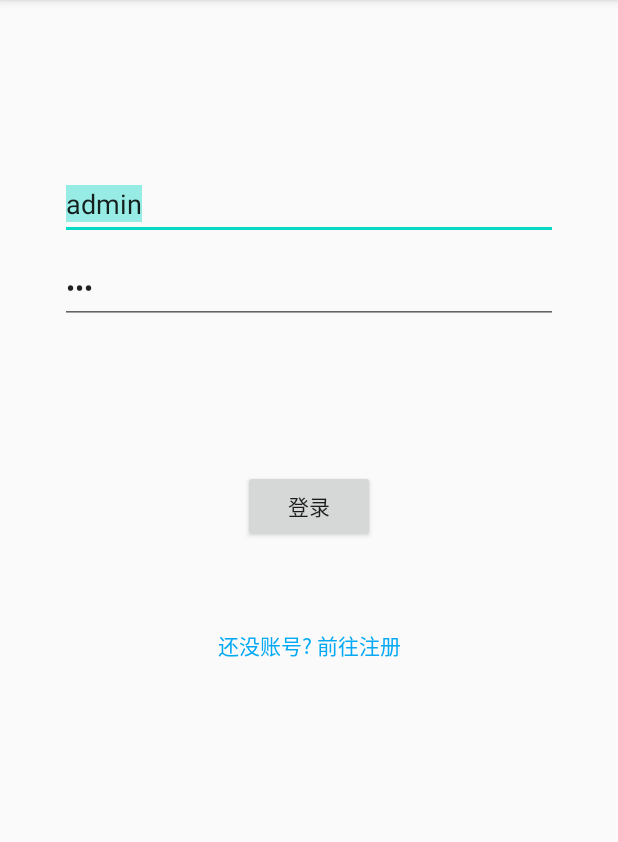
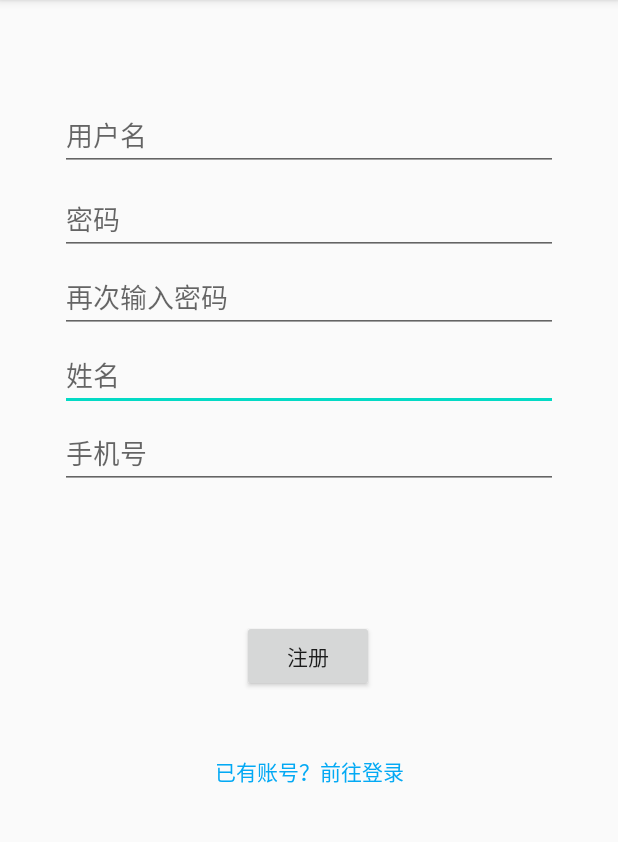
Before and after one commit to hicjcn/homework, an Android app: the LoginActivity screen opened directly, with no data from a screen before it, after a tap on "还没账号? 前往注册", on a phone screen of 412 x 824 dp, the part 84-926 px from its top. Run offline under Robolectric (Android 15) with nearby library versions, the phone set to English and light mode, and no system bars.

Commit message:
feat: 注册

```diff
--- a/app/src/main/AndroidManifest.xml
+++ b/app/src/main/AndroidManifest.xml
@@ -18,6 +18,7 @@
             </intent-filter>
         </activity>
         <activity android:name=".ui.LoginActivity"></activity>
+        <activity android:name=".ui.RegisterActivity"></activity>
     </application>
 
 </manifest>
--- a/app/src/main/java/com/example/demo/data/UserService.java
+++ b/app/src/main/java/com/example/demo/data/UserService.java
@@ -1,6 +1,6 @@
 package com.example.demo.data;
 
-import com.example.demo.data.callback.LoginCallback;
+import com.example.demo.data.callback.LoginAndRegisterCallback;
 import com.example.demo.model.AppContext;
 import com.example.demo.model.User;
 import com.example.demo.util.MysqlUtil;
@@ -8,10 +8,11 @@ import com.example.demo.util.MysqlUtil;
 import java.sql.Connection;
 import java.sql.PreparedStatement;
 import java.sql.ResultSet;
+import java.sql.SQLException;
 
 public class UserService {
 
-    public static void login(String usernameStr, String pwdStr, LoginCallback loginCallback) throws Exception {
+    public static void login(String usernameStr, String pwdStr, LoginAndRegisterCallback loginAndRegisterCallback) throws Exception {
 
         MysqlUtil.Connect();
         Connection connection = MysqlUtil.getConn();
@@ -24,7 +25,6 @@ public class UserService {
         if(resultSet.next()){
             System.out.println("执行sql语句成功");
         }else {
-            resultSet = null;
             System.out.println("没有查询到任何数据，请检查数据库");
         }
 
@@ -36,13 +36,42 @@ public class UserService {
             AppContext.curUser.name = resultSet.getString("name");
             AppContext.curUser.phone = resultSet.getString("phone");
 
-            loginCallback.loginSuccess(true);
+            loginAndRegisterCallback.success(true);
         } else {
-            loginCallback.loginSuccess(false);
+            loginAndRegisterCallback.success(false);
         }
 
         // 关闭资源
-        resultSet.close();
+        preparedStatement.close();
+    }
+
+    public static void register(String usernameStr, String pwdStr, String nameStr, String phoneStr, LoginAndRegisterCallback loginAndRegisterCallback) throws Exception {
+
+        MysqlUtil.Connect();
+        Connection connection = MysqlUtil.getConn();
+
+        // 使用PreparedStatement防止SQL注入
+        PreparedStatement preparedStatement = connection.prepareStatement("insert into user values(?,?,?,?)");
+        preparedStatement.setString(1, usernameStr);
+        preparedStatement.setString(2, pwdStr);
+        preparedStatement.setString(3, nameStr);
+        preparedStatement.setString(4, phoneStr);
+
+        try {
+            int i = preparedStatement.executeUpdate();
+            if(i > 0){
+                System.out.println("执行sql语句成功");
+                loginAndRegisterCallback.success(true);
+            }else {
+                loginAndRegisterCallback.success(false);
+                System.out.println("用户名密码重复");
+            }
+        }catch (SQLException e) {
+            e.printStackTrace();
+            loginAndRegisterCallback.success(false);
+        }
+
+        // 关闭资源
         preparedStatement.close();
     }
 }
--- /dev/null
+++ b/app/src/main/java/com/example/demo/data/callback/LoginAndRegisterCallback.java
@@ -0,0 +1,5 @@
+package com.example.demo.data.callback;
+
+public interface LoginAndRegisterCallback {
+    void success(boolean isSuccess);
+}
--- a/app/src/main/java/com/example/demo/data/callback/LoginCallback.java
+++ /dev/null
@@ -1,5 +0,0 @@
-package com.example.demo.data.callback;
-
-public interface LoginCallback {
-    void loginSuccess(boolean isSuccess);
-}
--- a/app/src/main/java/com/example/demo/ui/LoginActivity.java
+++ b/app/src/main/java/com/example/demo/ui/LoginActivity.java
@@ -1,5 +1,6 @@
 package com.example.demo.ui;
 
+import android.content.Intent;
 import android.os.Bundle;
 import android.view.View;
 import android.widget.Button;
@@ -11,7 +12,6 @@ import androidx.appcompat.app.AppCompatActivity;
 
 import com.example.demo.R;
 import com.example.demo.data.UserService;
-import com.example.demo.data.callback.LoginCallback;
 import com.example.demo.model.AppContext;
 
 import org.apache.commons.lang3.StringUtils;
@@ -62,7 +62,9 @@ public class LoginActivity extends AppCompatActivity {
                             });
                         } catch (Exception e) {
                             e.printStackTrace();
-                            Toast.makeText(LoginActivity.this, R.string.db_error, 3).show();
+                            runOnUiThread(() -> {
+                                Toast.makeText(LoginActivity.this, R.string.db_error, 3).show();
+                            });
                         }
                     }
                 });
@@ -71,7 +73,9 @@ public class LoginActivity extends AppCompatActivity {
         toReg.setOnClickListener(new View.OnClickListener() {
             @Override
             public void onClick(View view) {
-
+                // 切到登录界面
+                Intent intent = new Intent(LoginActivity.this, RegisterActivity.class);
+                startActivity(intent);
             }
         });
     }
--- /dev/null
+++ b/app/src/main/java/com/example/demo/ui/RegisterActivity.java
@@ -0,0 +1,97 @@
+package com.example.demo.ui;
+
+import android.content.Intent;
+import android.os.Bundle;
+import android.view.View;
+import android.widget.Button;
+import android.widget.TextView;
+import android.widget.Toast;
+
+import androidx.annotation.Nullable;
+import androidx.appcompat.app.AppCompatActivity;
+
+import com.example.demo.R;
+import com.example.demo.data.UserService;
+import com.example.demo.model.AppContext;
+
+import org.apache.commons.lang3.StringUtils;
+
+public class RegisterActivity extends AppCompatActivity {
+
+    private TextView username;
+    private TextView password;
+    private TextView password2;
+    private TextView name;
+    private TextView phone;
+    private Button reg;
+    private TextView toLogin;
+
+    @Override
+    protected void onCreate(@Nullable Bundle savedInstanceState) {
+        super.onCreate(savedInstanceState);
+        setContentView(R.layout.activity_reg);
+        // 新建的Activity添加到列表以便退出时关闭
+        MainActivity.activityList.add(this);
+
+        // 绑定视图
+        username = findViewById(R.id.regUsername);
+        password = findViewById(R.id.regPassword);
+        password2 = findViewById(R.id.regPassword2);
+        name = findViewById(R.id.regName);
+        phone = findViewById(R.id.regPhone);
+        reg = findViewById(R.id.regReg);
+        toLogin = findViewById(R.id.regToLogin);
+
+        // 监听事件
+        reg.setOnClickListener(new View.OnClickListener() {
+            @Override
+            public void onClick(View view) {
+                String usernameStr = String.valueOf(username.getText());
+                String pwdStr = String.valueOf(password.getText());
+                String pwd2Str = String.valueOf(password2.getText());
+                String nameStr = String.valueOf(name.getText());
+                String phoneStr = String.valueOf(phone.getText());
+                if (StringUtils.isAllEmpty(usernameStr, pwdStr, phoneStr, nameStr, pwd2Str)) {
+                    Toast.makeText(RegisterActivity.this, R.string.hint_input_complete, 3).show();
+                    return;
+                }
+                if (!pwdStr.equals(pwd2Str)) {
+                    Toast.makeText(RegisterActivity.this, R.string.hint_input_twice_diff, 3).show();
+                    return;
+                }
+                AppContext.executor.execute(new Runnable() {
+                    @Override
+                    public void run() {
+                        try {
+                            UserService.register(usernameStr, pwdStr, nameStr, phoneStr, isSuccess -> {
+                                runOnUiThread(() -> {
+                                    if (isSuccess) {
+                                        // 切到登录界面
+                                        Toast.makeText(RegisterActivity.this, R.string.reg_success, 3).show();
+                                        Intent intent = new Intent(RegisterActivity.this, LoginActivity.class);
+                                        startActivity(intent);
+                                        return;
+                                    }
+                                    Toast.makeText(RegisterActivity.this, R.string.reg_username_exist, 3).show();
+                                });
+                            });
+                        } catch (Exception e) {
+                            e.printStackTrace();
+                            runOnUiThread(() -> {
+                                Toast.makeText(RegisterActivity.this, R.string.db_error, 3).show();
+                            });
+                        }
+                    }
+                });
+            }
+        });
+        toLogin.setOnClickListener(new View.OnClickListener() {
+            @Override
+            public void onClick(View view) {
+                // 切到登录界面
+                Intent intent = new Intent(RegisterActivity.this, LoginActivity.class);
+                startActivity(intent);
+            }
+        });
+    }
+}
--- /dev/null
+++ b/app/src/main/res/layout/activity_reg.xml
@@ -0,0 +1,139 @@
+<?xml version="1.0" encoding="utf-8"?>
+<androidx.constraintlayout.widget.ConstraintLayout xmlns:android="http://schemas.android.com/apk/res/android"
+    xmlns:app="http://schemas.android.com/apk/res-auto"
+    xmlns:tools="http://schemas.android.com/tools"
+    android:id="@+id/container"
+    android:layout_width="match_parent"
+    android:layout_height="match_parent"
+    android:paddingLeft="@dimen/activity_horizontal_margin"
+    android:paddingTop="@dimen/activity_vertical_margin"
+    android:paddingRight="@dimen/activity_horizontal_margin"
+    android:paddingBottom="@dimen/activity_vertical_margin"
+    tools:context=".ui.LoginActivity">
+
+    <EditText
+        android:id="@+id/regName"
+        android:layout_width="0dp"
+        android:layout_height="wrap_content"
+        android:layout_marginStart="24dp"
+        android:layout_marginTop="112dp"
+        android:layout_marginEnd="24dp"
+        android:hint="@string/reg_name"
+        android:imeActionLabel="@string/action_sign_in_short"
+        android:imeOptions="actionDone"
+        android:inputType="text"
+        android:selectAllOnFocus="true"
+        app:layout_constraintEnd_toEndOf="parent"
+        app:layout_constraintStart_toStartOf="parent"
+        app:layout_constraintTop_toBottomOf="@+id/regUsername" />
+
+    <EditText
+        android:id="@+id/regPhone"
+        android:layout_width="0dp"
+        android:layout_height="wrap_content"
+        android:layout_marginStart="24dp"
+        android:layout_marginTop="164dp"
+        android:layout_marginEnd="24dp"
+        android:hint="@string/reg_phone"
+        android:imeActionLabel="@string/action_sign_in_short"
+        android:imeOptions="actionDone"
+        android:inputType="phone"
+        android:selectAllOnFocus="true"
+        app:layout_constraintEnd_toEndOf="parent"
+        app:layout_constraintStart_toStartOf="parent"
+        app:layout_constraintTop_toBottomOf="@+id/regUsername" />
+
+    <EditText
+        android:id="@+id/regPassword2"
+        android:layout_width="0dp"
+        android:layout_height="wrap_content"
+        android:layout_marginStart="24dp"
+        android:layout_marginTop="60dp"
+        android:layout_marginEnd="24dp"
+        android:hint="@string/reg_again_pwd"
+        android:imeActionLabel="@string/action_sign_in_short"
+        android:imeOptions="actionDone"
+        android:inputType="textPassword"
+        android:selectAllOnFocus="true"
+        app:layout_constraintEnd_toEndOf="parent"
+        app:layout_constraintStart_toStartOf="parent"
+        app:layout_constraintTop_toBottomOf="@+id/regUsername" />
+
+    <EditText
+        android:id="@+id/regUsername"
+        android:layout_width="0dp"
+        android:layout_height="wrap_content"
+        android:layout_marginStart="24dp"
+        android:layout_marginTop="50dp"
+        android:layout_marginEnd="24dp"
+        android:hint="@string/prompt_email"
+        android:inputType="text"
+        android:selectAllOnFocus="true"
+        app:layout_constraintEnd_toEndOf="parent"
+        app:layout_constraintStart_toStartOf="parent"
+        app:layout_constraintTop_toTopOf="parent" />
+
+    <EditText
+        android:id="@+id/regPassword"
+        android:layout_width="0dp"
+        android:layout_height="wrap_content"
+        android:layout_marginStart="24dp"
+        android:layout_marginTop="8dp"
+        android:layout_marginEnd="24dp"
+        android:hint="@string/prompt_password"
+        android:imeActionLabel="@string/action_sign_in_short"
+        android:imeOptions="actionDone"
+        android:inputType="textPassword"
+        android:selectAllOnFocus="true"
+        app:layout_constraintEnd_toEndOf="parent"
+        app:layout_constraintStart_toStartOf="parent"
+        app:layout_constraintTop_toBottomOf="@+id/regUsername" />
+
+    <Button
+        android:id="@+id/regReg"
+        android:layout_width="wrap_content"
+        android:layout_height="wrap_content"
+        android:layout_gravity="start"
+        android:layout_marginStart="48dp"
+        android:layout_marginTop="16dp"
+        android:layout_marginEnd="48dp"
+        android:layout_marginBottom="64dp"
+        android:enabled="true"
+        android:text="@string/reg_reg"
+        app:layout_constraintBottom_toBottomOf="parent"
+        app:layout_constraintEnd_toEndOf="parent"
+        app:layout_constraintHorizontal_bias="0.497"
+        app:layout_constraintStart_toStartOf="parent"
+        app:layout_constraintTop_toBottomOf="@+id/regPassword"
+        app:layout_constraintVertical_bias="0.501" />
+
+    <ProgressBar
+        android:id="@+id/loading"
+        android:layout_width="wrap_content"
+        android:layout_height="wrap_content"
+        android:layout_gravity="center"
+        android:layout_marginStart="32dp"
+        android:layout_marginTop="64dp"
+        android:layout_marginEnd="32dp"
+        android:layout_marginBottom="64dp"
+        android:visibility="gone"
+        app:layout_constraintBottom_toBottomOf="parent"
+        app:layout_constraintEnd_toEndOf="@+id/regPassword"
+        app:layout_constraintStart_toStartOf="@+id/regPassword"
+        app:layout_constraintTop_toTopOf="parent"
+        app:layout_constraintVertical_bias="0.3" />
+
+    <TextView
+        android:id="@+id/regToLogin"
+        android:layout_width="wrap_content"
+        android:layout_height="wrap_content"
+        android:layout_marginStart="48dp"
+        android:layout_marginEnd="48dp"
+        android:text="@string/reg_login"
+        android:textColor="#03A9F4"
+        app:layout_constraintBottom_toBottomOf="parent"
+        app:layout_constraintEnd_toEndOf="parent"
+        app:layout_constraintStart_toStartOf="parent"
+        app:layout_constraintTop_toBottomOf="@+id/regReg"
+        app:layout_constraintVertical_bias="0.157" />
+</androidx.constraintlayout.widget.ConstraintLayout>
--- a/app/src/main/res/values/strings.xml
+++ b/app/src/main/res/values/strings.xml
@@ -14,4 +14,13 @@
     <string name="login_reg">"还没账号? 前往注册"</string>
     <string name="login_input">请输入用户名/密码</string>
     <string name="login_error">用户名/密码错误</string>
+    <string name="reg_again_pwd">再次输入密码</string>
+    <string name="reg_name">姓名</string>
+    <string name="reg_phone">手机号</string>
+    <string name="reg_login">已有账号？前往登录</string>
+    <string name="reg_reg">注册</string>
+    <string name="hint_input_complete">请输入完整</string>
+    <string name="hint_input_twice_diff">两次密码输入不一致</string>
+    <string name="reg_success">注册成功，请登录</string>
+    <string name="reg_username_exist">注册失败，用户名已存在</string>
 </resources>
```
